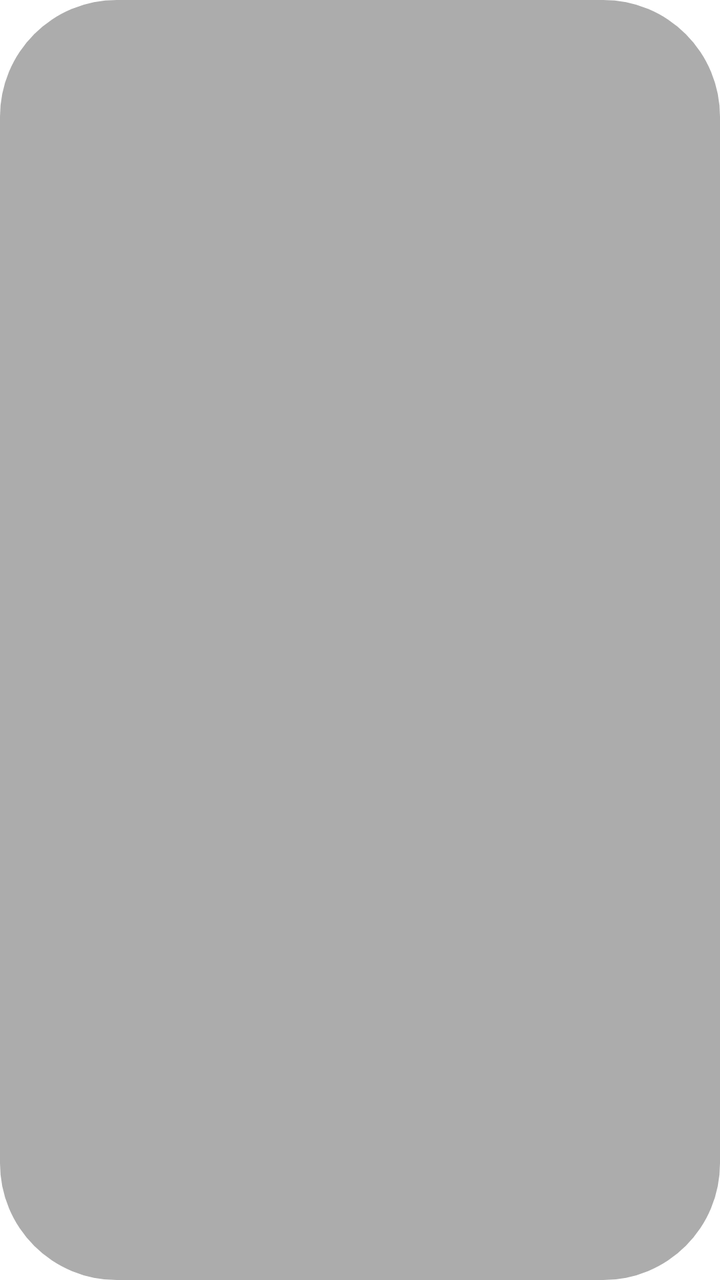
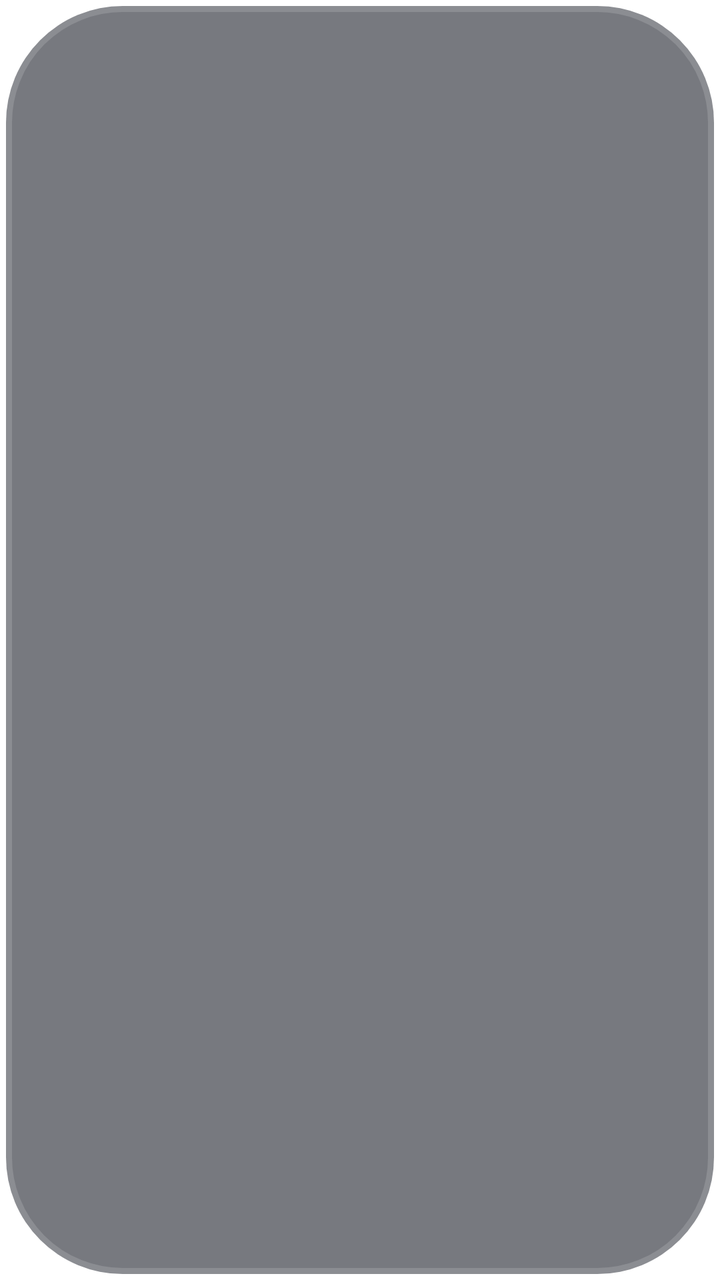

Screens rendered from an Android XML layout before and after an edit, with the pre-edit source and the edit as a unified diff.
<!-- AndroidManifest.xml: application theme AppTheme.NoActionBar -->
<!-- res/layout/item_search_word_split.xml -->
<?xml version="1.0" encoding="utf-8"?>
<TextView xmlns:android="http://schemas.android.com/apk/res/android"
    android:id="@+id/tvSearchWord"
    android:layout_width="wrap_content"
    android:layout_height="@dimen/vs_40"
    android:layout_gravity="center_vertical"
    android:layout_margin="@dimen/vs_5"
    android:background="@drawable/bg_fast_search_word"
    android:ellipsize="end"
    android:focusable="true"
    android:gravity="center"
    android:includeFontPadding="false"
    android:minWidth="@dimen/vs_80"
    android:paddingLeft="@dimen/vs_12"
    android:paddingRight="@dimen/vs_12"
    android:singleLine="true"
    android:textColor="@color/color_FFFFFF"
    android:textSize="@dimen/ts_16" />
<!-- resources referenced by this layout -->
<resources>
  <color name="color_FFFFFF">#ffffffff</color>
  <dimen name="ts_16">16mm</dimen>
  <dimen name="vs_12">12mm</dimen>
  <dimen name="vs_40">40mm</dimen>
  <dimen name="vs_5">5mm</dimen>
  <dimen name="vs_80">80mm</dimen>
  <!-- drawable bg_fast_search_word (drawable) -->
  <?xml version="1.0" encoding="utf-8"?>
  <selector xmlns:android="http://schemas.android.com/apk/res/android">
      <item android:state_focused="true">
          <shape>
              <corners android:radius="10mm" />
              <stroke android:width="2mm" android:color="@color/color_FFFFFF" />
              <solid android:color="@color/color_6C3D3D3D" />
          </shape>
      </item>
      <item>
          <shape>
              <corners android:radius="10mm" />
              <solid android:color="@color/color_6C3D3D3D" />
          </shape>
      </item>
  </selector>
  <style name="AppTheme.NoActionBar" parent="AppTheme">
          <item name="android:windowActionBar">false</item>
          <item name="android:windowNoTitle">true</item>
          <item name="windowActionBar">false</item>
          <item name="android:windowFullscreen">true</item>//全屏即无通知栏
          <item name="android:windowContentOverlay">@null</item>//是否有遮盖
          <item name="windowNoTitle">true</item>
          <item name="android:keepScreenOn">true</item>
          
          <item name="android:windowBackground">@android:color/transparent</item>
      </style>
  <color name="color_6C3D3D3D">#6c3d3d3d</color>
  <style name="AppTheme" parent="Theme.AppCompat.Light.DarkActionBar">
          
          <item name="colorPrimary">@color/color_6200EE</item>
          <item name="colorPrimaryDark">@color/color_3700B3</item>
          <item name="colorAccent">@color/color_03DAC5</item>
      </style>
  <color name="color_6200EE">#6200EE</color>
  <color name="color_3700B3">#3700B3</color>
  <color name="color_03DAC5">#03DAC5</color>
</resources>

<!-- the commit's change to res/layout/item_search_word_split.xml (unified diff, before → after) -->
@@ -6,6 +6,7 @@
     android:layout_gravity="center_vertical"
     android:layout_margin="@dimen/vs_5"
     android:background="@drawable/bg_fast_search_word"
+    android:stateListAnimator="@animator/focus_scale"
     android:ellipsize="end"
     android:focusable="true"
     android:gravity="center"
<!-- resource entries referenced after the edit -->
@@ -12,14 +12,15 @@
       <item android:state_focused="true">
           <shape>
               <corners android:radius="10mm" />
-              <stroke android:width="2mm" android:color="@color/color_FFFFFF" />
-              <solid android:color="@color/color_6C3D3D3D" />
+              <gradient android:angle="0" android:startColor="@color/tech_focus_start" android:endColor="@color/tech_focus_end" />
+              <stroke android:width="@dimen/vs_2" android:color="@color/tech_accent" />
           </shape>
       </item>
       <item>
           <shape>
               <corners android:radius="10mm" />
-              <solid android:color="@color/color_6C3D3D3D" />
+              <solid android:color="@color/tech_panel_idle" />
+              <stroke android:width="@dimen/vs_1" android:color="@color/tech_stroke_idle" />
           </shape>
       </item>
   </selector>
@@ -34,7 +35,13 @@
           
           <item name="android:windowBackground">@android:color/transparent</item>
       </style>
-  <color name="color_6C3D3D3D">#6c3d3d3d</color>
+  <color name="tech_focus_start">#FF123A4E</color>
+  <color name="tech_focus_end">#FF0C1C28</color>
+  <dimen name="vs_2">2mm</dimen>
+  <color name="tech_accent">#FF02F8E1</color>
+  <color name="tech_panel_idle">#991D202A</color>
+  <dimen name="vs_1">1mm</dimen>
+  <color name="tech_stroke_idle">#26FFFFFF</color>
   <style name="AppTheme" parent="Theme.AppCompat.Light.DarkActionBar">
           
           <item name="colorPrimary">@color/color_6200EE</item>
